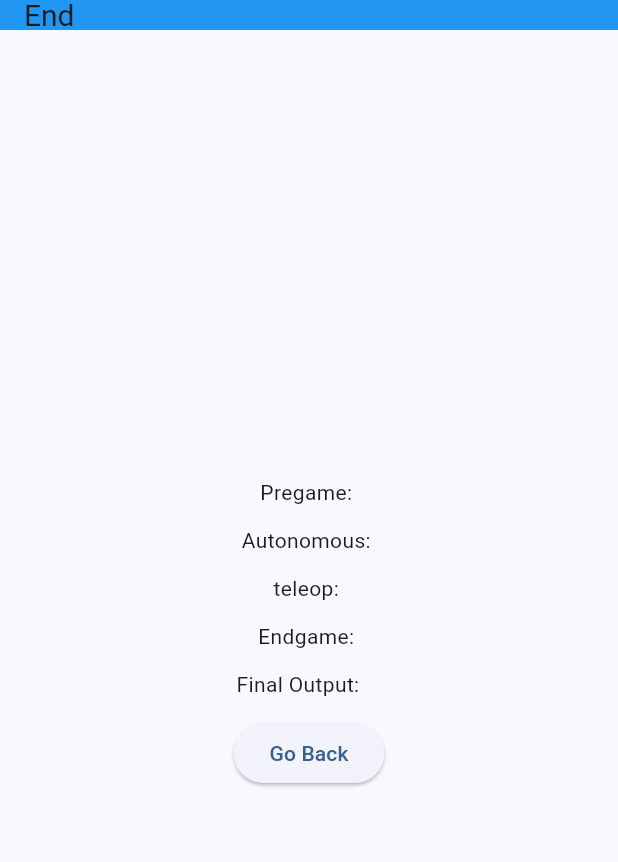
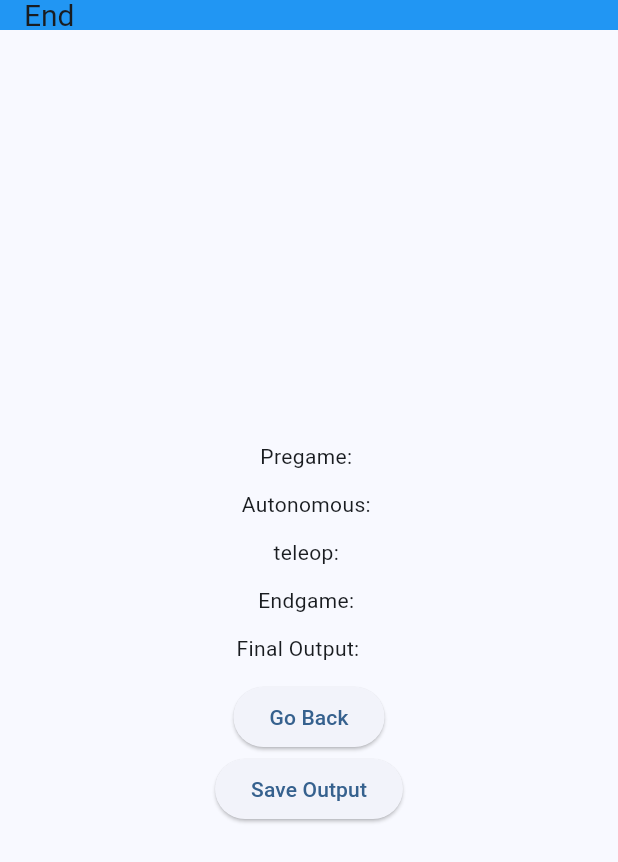
Before and after one commit to Oliver950/scoutapp, a Flutter app: the MatchOutput screen opened directly with empty values, on a phone screen of 412 x 824 dp. Shown: the top 862 px of the screen. Run offline on Flutter 3.47's test engine with Material 3 defaults, Android fonts, the light colour scheme and no system bars.

Commit message:
Added Saving Matches

```diff
--- a/lib/match_output.dart
+++ b/lib/match_output.dart
@@ -1,10 +1,12 @@
 import 'package:flutter/material.dart';
+import 'match_Display.dart';
 
 class MatchOutput extends StatelessWidget {
   final String output4;
   final String output3;
   final String output2;
   final String output1;
+
 
   const MatchOutput({super.key,
    required this.output4,
@@ -17,6 +19,7 @@ class MatchOutput extends StatelessWidget {
 
   @override
   Widget build(BuildContext context){
+    String _FinalOutput = '$output1 $output2 $output3 $output4';
     return Theme(
       data: ThemeData(
         colorScheme: ColorScheme.fromSeed(seedColor: Colors.blue)
@@ -64,7 +67,7 @@ class MatchOutput extends StatelessWidget {
               Row(
                 mainAxisAlignment: MainAxisAlignment.center,
                 children: [
-                  Text('Final Output: $output1 $output2 $output3 $output4')
+                  Text('Final Output: $_FinalOutput')
                 ],
               ),
               const SizedBox(height: 12,),
@@ -78,6 +81,22 @@ class MatchOutput extends StatelessWidget {
                     child: const Text('Go Back'),
                   )
                 ],
+              ),
+                Row(
+                mainAxisAlignment: MainAxisAlignment.spaceEvenly,
+                children: [
+                  ElevatedButton(
+                    onPressed: (){
+                      Navigator.push(
+                        context,
+                        MaterialPageRoute(
+                          builder: (context) => MatchDisplay (
+                            finaloutput: _FinalOutput
+                          )));
+                    },
+                    child: const Text('Save Output'),
+                  )
+                ],
               )
             ],
           ),
```
Also changed, not shown: lib/main.dart (+15 -0 lines), lib/match_Display.dart (added, +67 -0 lines), pubspec.lock.
